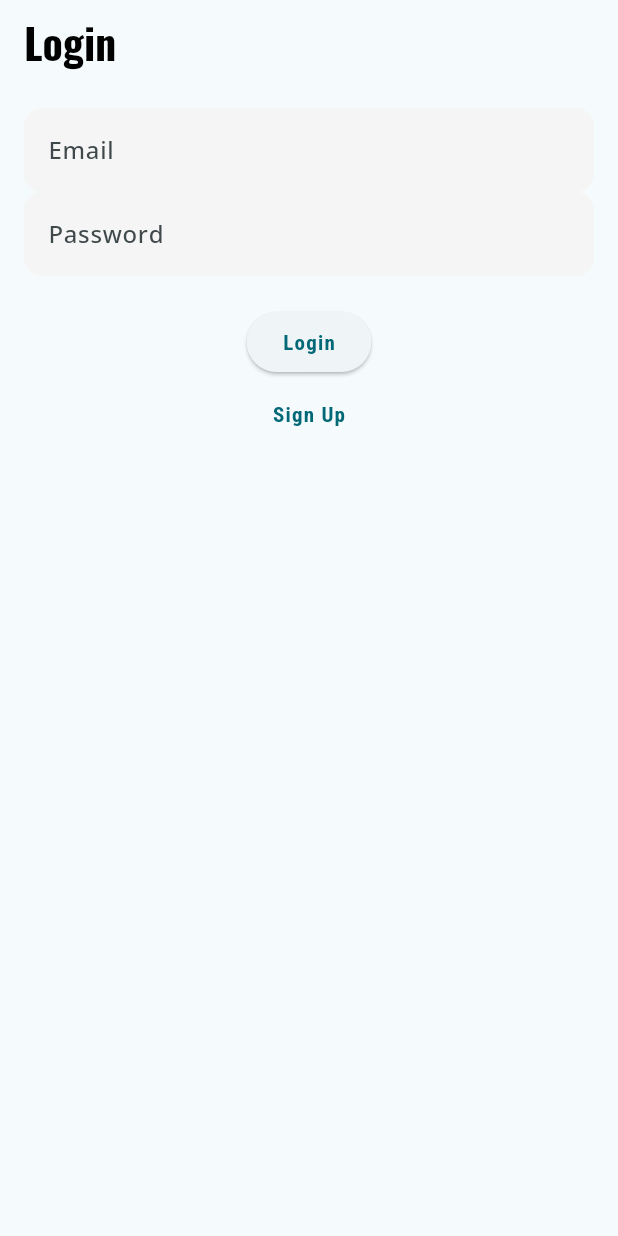
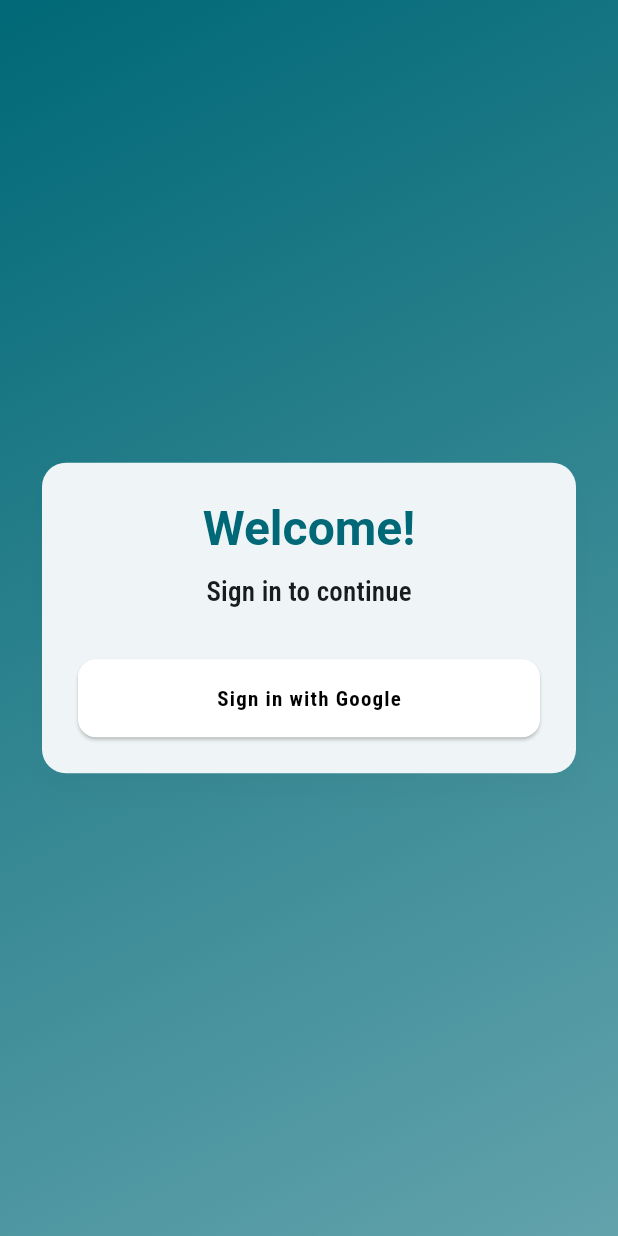
Before and after one commit to kumarmohit24011/toDoNote, a Flutter app: the screen it shows after launch, on a phone screen of 412 x 824 dp. Run offline on Flutter 3.47's test engine with Material 3 defaults, Android fonts, the phone set to English and light mode, and no system bars; our stand-ins replace firebase_auth, firebase_core, firebase_database, flutter_local_notifications, google_fonts, google_sign_in and 2 more; accounts and stored records are empty.

Commit message:
Changes before Firebase Studio auto-run

```diff
--- a/lib/main.dart
+++ b/lib/main.dart
@@ -6,10 +6,9 @@ import 'package:firebase_core/firebase_core.dart';
 import 'package:firebase_auth/firebase_auth.dart';
 import 'providers/task_provider.dart';
 import 'providers/theme_provider.dart';
-import 'screens/home_screen.dart';
-import 'screens/login_screen.dart';
 import 'services/notification_service.dart';
 import 'services/auth_service.dart';
+import 'widgets/auth_wrapper.dart';
 import 'firebase_options.dart';
 
 void main() async {
@@ -22,10 +21,18 @@ void main() async {
     MultiProvider(
       providers: [
         Provider<AuthService>(create: (_) => AuthService()),
+        StreamProvider<User?>.value(
+          value: FirebaseAuth.instance.authStateChanges(),
+          initialData: null,
+        ),
         ChangeNotifierProvider(create: (_) => ThemeProvider()),
         ChangeNotifierProxyProvider<User?, TaskProvider>(
-          create: (_) => TaskProvider(null),
-          update: (context, user, previous) => TaskProvider(user),
+          create: (context) => TaskProvider(null),
+          update: (context, user, previous) {
+            final taskProvider = previous ?? TaskProvider(user);
+            taskProvider.updateUser(user);
+            return taskProvider;
+          },
         ),
       ],
       child: const ToDoApp(),
@@ -40,7 +47,7 @@ class ToDoApp extends StatelessWidget {
   Widget build(BuildContext context) {
     return Consumer<ThemeProvider>(
       builder: (context, themeProvider, child) {
-        final Color primarySeedColor = Colors.cyan;
+        const Color primarySeedColor = Colors.cyan;
 
         final TextTheme appTextTheme = TextTheme(
           displayLarge: GoogleFonts.oswald(fontSize: 57, fontWeight: FontWeight.bold),
@@ -72,7 +79,7 @@ class ToDoApp extends StatelessWidget {
           ),
           cardTheme: CardThemeData(
             elevation: 8.0,
-            shadowColor: Colors.black.withOpacity(0.1),
+            shadowColor: Colors.black.withAlpha(25),
             shape: RoundedRectangleBorder(
               borderRadius: BorderRadius.circular(16.0),
             ),
@@ -112,7 +119,7 @@ class ToDoApp extends StatelessWidget {
           ),
            cardTheme: CardThemeData(
             elevation: 10.0,
-            shadowColor: Colors.black.withOpacity(0.3),
+            shadowColor: Colors.black.withAlpha(77),
             shape: RoundedRectangleBorder(
               borderRadius: BorderRadius.circular(16.0),
             ),
@@ -143,27 +150,3 @@ class ToDoApp extends StatelessWidget {
     );
   }
 }
-
-class AuthWrapper extends StatelessWidget {
-  const AuthWrapper({super.key});
-
-  @override
-  Widget build(BuildContext context) {
-    final authService = Provider.of<AuthService>(context);
-    return StreamBuilder<User?>(
-      stream: authService.user,
-      builder: (context, snapshot) {
-        if (snapshot.connectionState == ConnectionState.active) {
-          final User? user = snapshot.data;
-          return user == null ? const LoginScreen() : const HomeScreen();
-        } else {
-          return const Scaffold(
-            body: Center(
-              child: CircularProgressIndicator(),
-            ),
-          );
-        }
-      },
-    );
-  }
-}
--- a/lib/screens/login_screen.dart
+++ b/lib/screens/login_screen.dart
@@ -1,3 +1,4 @@
+
 import 'package:flutter/material.dart';
 import 'package:provider/provider.dart';
 import '../services/auth_service.dart';
@@ -10,73 +11,82 @@ class LoginScreen extends StatefulWidget {
 }
 
 class _LoginScreenState extends State<LoginScreen> {
-  final _formKey = GlobalKey<FormState>();
-  final _emailController = TextEditingController();
-  final _passwordController = TextEditingController();
   bool _isLoading = false;
 
   @override
   Widget build(BuildContext context) {
     final authService = Provider.of<AuthService>(context);
+    final theme = Theme.of(context);
 
     return Scaffold(
-      appBar: AppBar(
-        title: const Text('Login'),
+      body: Container(
+        decoration: BoxDecoration(
+          gradient: LinearGradient(
+            colors: [
+              theme.colorScheme.primary,
+              theme.colorScheme.primary.withAlpha((255 * 0.6).round()),
+            ],
+            begin: Alignment.topLeft,
+            end: Alignment.bottomRight,
           ),
-      body: Padding(
-        padding: const EdgeInsets.all(16.0),
-        child: Form(
-          key: _formKey,
+        ),
+        child: Center(
+          child: SingleChildScrollView(
+            padding: const EdgeInsets.all(24.0),
+            child: Card(
+              elevation: 8,
+              shape: RoundedRectangleBorder(
+                borderRadius: BorderRadius.circular(16),
+              ),
+              child: Padding(
+                padding: const EdgeInsets.all(24.0),
                 child: Column(
+                  mainAxisSize: MainAxisSize.min,
                   children: [
-              TextFormField(
-                controller: _emailController,
-                decoration: const InputDecoration(
-                  labelText: 'Email',
+                    Text(
+                      'Welcome!',
+                      style: theme.textTheme.headlineLarge?.copyWith(
+                        fontWeight: FontWeight.bold,
+                        color: theme.colorScheme.primary,
                       ),
-                validator: (value) =>
-                    value!.isEmpty ? 'Please enter your email' : null,
                     ),
-              TextFormField(
-                controller: _passwordController,
-                decoration: const InputDecoration(
-                  labelText: 'Password',
+                    const SizedBox(height: 8),
+                    Text(
+                      'Sign in to continue',
+                      style: theme.textTheme.titleMedium,
                     ),
-                obscureText: true,
-                validator: (value) =>
-                    value!.isEmpty ? 'Please enter your password' : null,
-              ),
-              const SizedBox(height: 20),
+                    const SizedBox(height: 32),
                     if (_isLoading)
                       const CircularProgressIndicator()
                     else
-                ElevatedButton(
+                      SizedBox(
+                        width: double.infinity,
+                        child: ElevatedButton(
+                          style: ElevatedButton.styleFrom(
+                            padding: const EdgeInsets.symmetric(vertical: 16),
+                            backgroundColor: Colors.white,
+                            foregroundColor: Colors.black,
+                            shape: RoundedRectangleBorder(
+                              borderRadius: BorderRadius.circular(12),
+                            ),
+                          ),
                           onPressed: () async {
-                    if (_formKey.currentState!.validate()) {
                             setState(() => _isLoading = true);
-                      await authService.signInWithEmailAndPassword(
-                        _emailController.text,
-                        _passwordController.text,
-                      );
+                            try {
+                              await authService.signInWithGoogle();
+                            } finally {
+                              if (mounted) {
                                 setState(() => _isLoading = false);
                               }
-                  },
-                  child: const Text('Login'),
-                ),
-              TextButton(
-                onPressed: () async {
-                  if (_formKey.currentState!.validate()) {
-                    setState(() => _isLoading = true);
-                    await authService.createUserWithEmailAndPassword(
-                      _emailController.text,
-                      _passwordController.text,
-                    );
-                    setState(() => _isLoading = false);
                             }
                           },
-                child: const Text('Sign Up'),
+                          child: const Text('Sign in with Google'),
+                        ),
                       ),
                   ],
+                ),
+              ),
+            ),
           ),
         ),
       ),
--- a/lib/services/auth_service.dart
+++ b/lib/services/auth_service.dart
@@ -1,29 +1,41 @@
 import 'package:firebase_auth/firebase_auth.dart';
+import 'package:google_sign_in/google_sign_in.dart';
+import 'dart:developer' as developer;
 
 class AuthService {
   final FirebaseAuth _auth = FirebaseAuth.instance;
+  final GoogleSignIn _googleSignIn = GoogleSignIn();
 
   Stream<User?> get user => _auth.authStateChanges();
 
-  Future<UserCredential?> signInWithEmailAndPassword(String email, String password) async {
+  Future<void> signInWithGoogle() async {
     try {
-      return await _auth.signInWithEmailAndPassword(email: email, password: password);
-    } catch (e) {
-      print(e.toString());
-      return null;
-    }
-  }
-
-  Future<UserCredential?> createUserWithEmailAndPassword(String email, String password) async {
-    try {
-      return await _auth.createUserWithEmailAndPassword(email: email, password: password);
-    } catch (e) {
-      print(e.toString());
-      return null;
+      developer.log('Attempting to sign in with Google', name: 'com.example.myapp.auth');
+      final GoogleSignInAccount? googleUser = await _googleSignIn.signIn();
+      if (googleUser != null) {
+        developer.log('Google user signed in: ${googleUser.email}', name: 'com.example.myapp.auth');
+        final GoogleSignInAuthentication googleAuth = await googleUser.authentication;
+        final AuthCredential credential = GoogleAuthProvider.credential(
+          accessToken: googleAuth.accessToken,
+          idToken: googleAuth.idToken,
+        );
+        await _auth.signInWithCredential(credential);
+        developer.log('Successfully signed in with Google and Firebase', name: 'com.example.myapp.auth');
+      } else {
+        developer.log('Google sign in was cancelled by the user', name: 'com.example.myapp.auth');
+      }
+    } catch (e, s) {
+       developer.log(
+        'Error signing in with Google',
+        name: 'com.example.myapp.auth',
+        error: e,
+        stackTrace: s,
+      );
     }
   }
 
   Future<void> signOut() async {
+    await _googleSignIn.signOut();
     await _auth.signOut();
   }
 }
--- a/lib/widgets/add_task_dialog.dart
+++ b/lib/widgets/add_task_dialog.dart
@@ -39,7 +39,7 @@ class _AddTaskDialogState extends State<AddTaskDialog> {
     if (pickedDate == null) {
       return;
     }
-    // ignore: use_build_context_synchronously
+    if (!mounted) return;
     final pickedTime = await showTimePicker(
       context: context,
       initialTime: TimeOfDay.fromDateTime(_selectedDate ?? now),
--- /dev/null
+++ b/lib/widgets/auth_wrapper.dart
@@ -0,0 +1,21 @@
+
+import 'package:flutter/material.dart';
+import 'package:provider/provider.dart';
+import 'package:firebase_auth/firebase_auth.dart';
+import '../screens/home_screen.dart';
+import '../screens/login_screen.dart';
+
+class AuthWrapper extends StatelessWidget {
+  const AuthWrapper({super.key});
+
+  @override
+  Widget build(BuildContext context) {
+    final firebaseUser = context.watch<User?>();
+
+    if (firebaseUser != null) {
+      return const HomeScreen();
+    } else {
+      return const LoginScreen();
+    }
+  }
+}
```
Also changed, not shown: lib/providers/task_provider.dart (+47 -3 lines), lib/screens/home_screen.dart (+82 -3 lines), lib/widgets/task_list.dart (+30 -6 lines), lib/widgets/task_list_item.dart (+14 -63 lines), pubspec.yaml (+17 -75 lines), assets/images/google_logo.png (added), pubspec.lock, 9 other files. Lines whose indentation alone changed are shown as unchanged.
